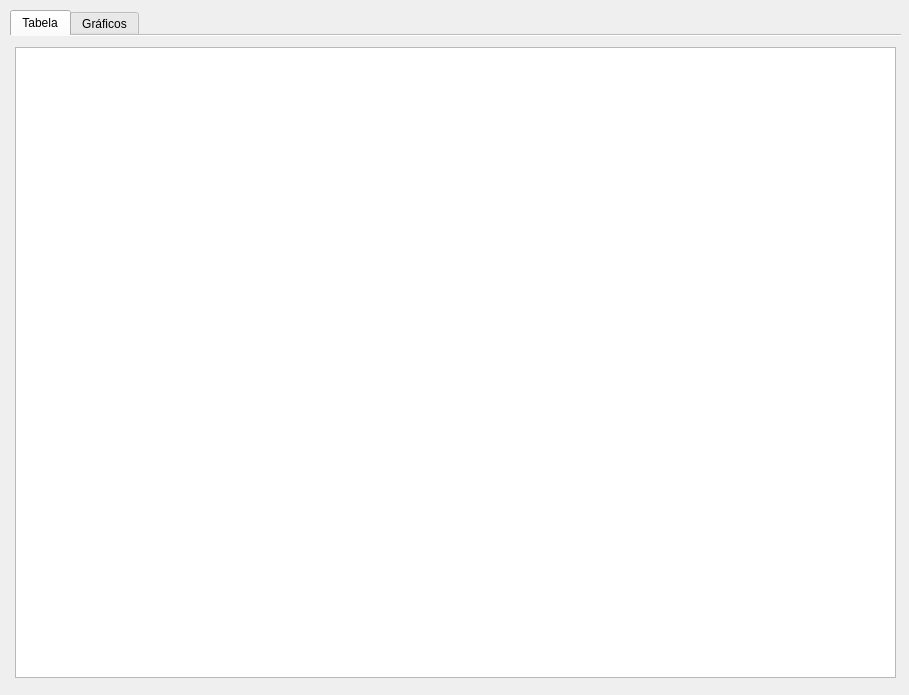
Old version of the form main_window.ui in the repository joaovlummertz/TrabalhoCPD.
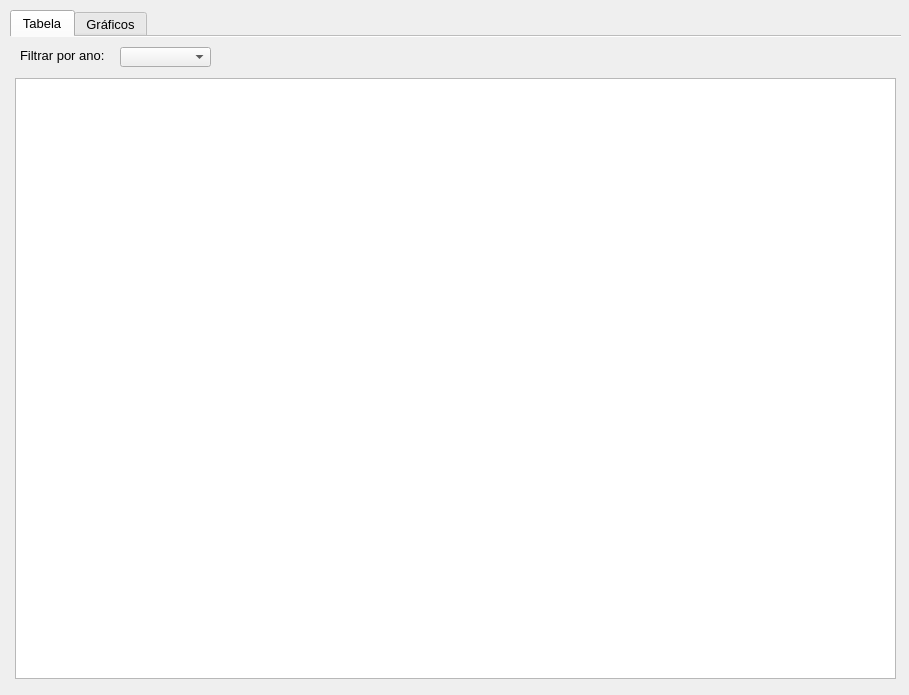
New version of the form.

What changed in the file:
```diff
--- a/main_window.ui
+++ b/main_window.ui
@@ -32,6 +32,11 @@
       <height>681</height>
      </rect>
     </property>
+    <property name="font">
+     <font>
+      <pointsize>10</pointsize>
+     </font>
+    </property>
     <property name="acceptDrops">
      <bool>false</bool>
     </property>
@@ -52,9 +57,49 @@
       <property name="geometry">
        <rect>
         <x>5</x>
-        <y>11</y>
+        <y>41</y>
         <width>881</width>
-        <height>631</height>
+        <height>601</height>
+       </rect>
+      </property>
+      <attribute name="horizontalHeaderShowSortIndicator" stdset="0">
+       <bool>true</bool>
+      </attribute>
+      <attribute name="horizontalHeaderStretchLastSection">
+       <bool>false</bool>
+      </attribute>
+      <attribute name="verticalHeaderVisible">
+       <bool>false</bool>
+      </attribute>
+      <attribute name="verticalHeaderCascadingSectionResizes">
+       <bool>false</bool>
+      </attribute>
+     </widget>
+     <widget class="QLabel" name="label_3">
+      <property name="geometry">
+       <rect>
+        <x>10</x>
+        <y>10</y>
+        <width>121</width>
+        <height>16</height>
+       </rect>
+      </property>
+      <property name="font">
+       <font>
+        <pointsize>10</pointsize>
+       </font>
+      </property>
+      <property name="text">
+       <string>Filtrar por ano:</string>
+      </property>
+     </widget>
+     <widget class="QComboBox" name="comboBox">
+      <property name="geometry">
+       <rect>
+        <x>110</x>
+        <y>10</y>
+        <width>91</width>
+        <height>20</height>
        </rect>
       </property>
      </widget>
```
